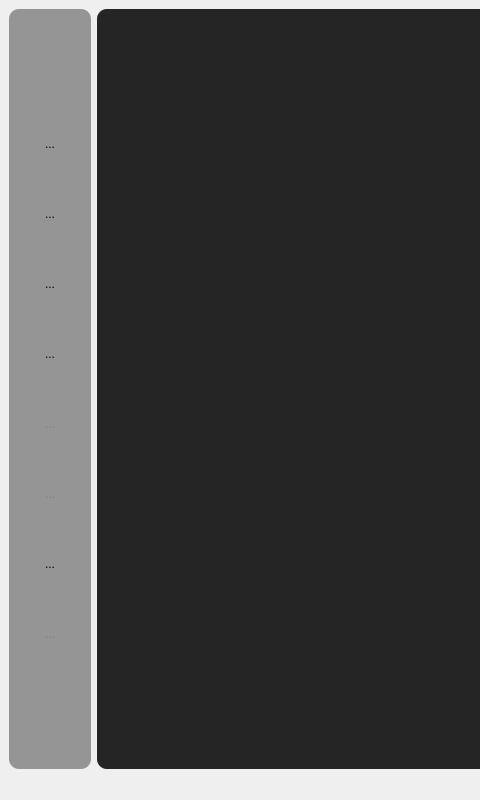
First picture: the form in mainwindow.ui, repository mikejg/CamHelper, before the edit; both pictures show x 0 to 480 and y 0 to 800 of the 1300 by 800 pixel window.
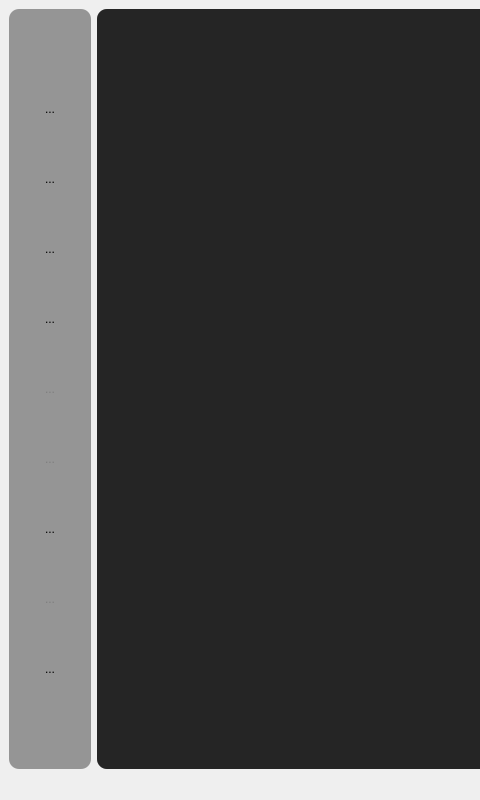
Second picture: the form after the edit. Icons and pictures are not drawn. Custom widgets are drawn as their Qt base class.

Diff of the .ui file:
```diff
--- a/mainwindow.ui
+++ b/mainwindow.ui
@@ -974,6 +974,30 @@
          </property>
         </widget>
        </item>
+       <item>
+        <widget class="QToolButton" name="toolButton_Settings">
+         <property name="minimumSize">
+          <size>
+           <width>64</width>
+           <height>64</height>
+          </size>
+         </property>
+         <property name="text">
+          <string>...</string>
+         </property>
+         <property name="icon">
+          <iconset>
+           <normalon>:/Icons/Main/settings.png</normalon>
+          </iconset>
+         </property>
+         <property name="iconSize">
+          <size>
+           <width>64</width>
+           <height>64</height>
+          </size>
+         </property>
+        </widget>
+       </item>
        <item>
         <spacer name="verticalSpacer_2">
          <property name="orientation">
```
